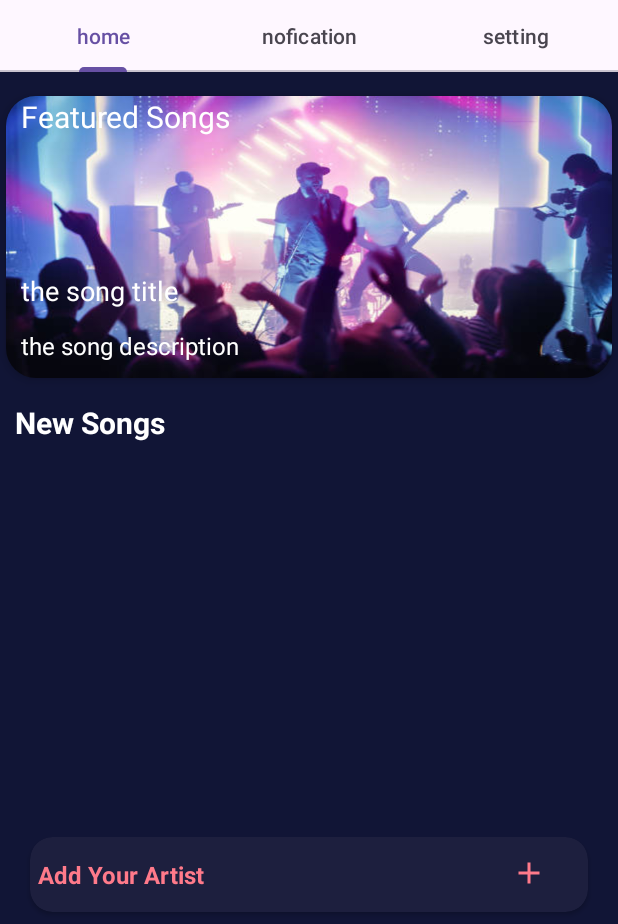
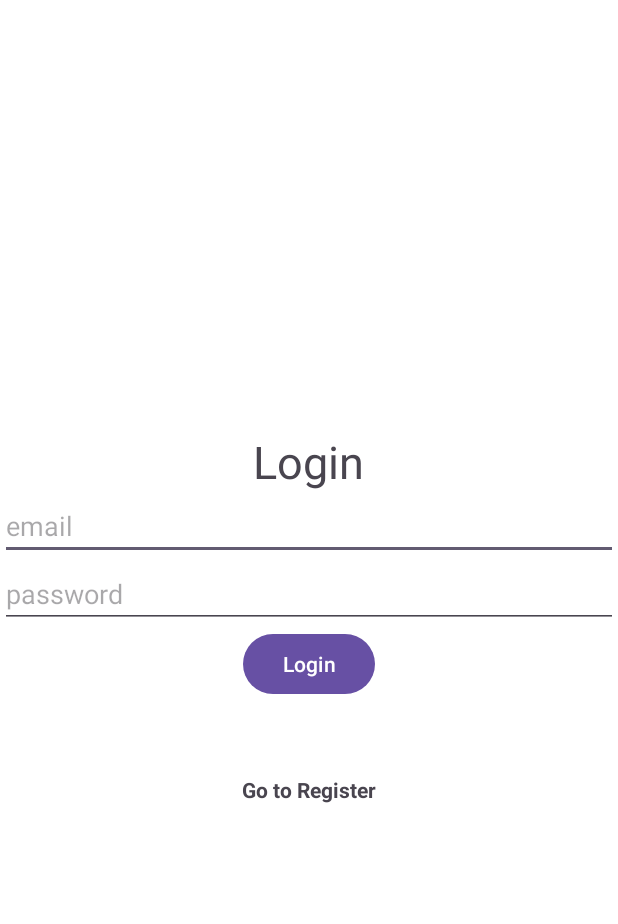
Before and after one commit to Ajay-kannan/Music_Player_App, an Android app: the screen it shows after launch (MainActivity before the commit, Login after it), on a phone screen of 412 x 824 dp. Shown: the top 924 px of the screen. Run offline under Robolectric (Android 15) with nearby library versions, the light colour scheme and no system bars; our stand-ins replace Firebase (no records; nobody signed in at launch, a user with empty details on screens opened directly).

Commit message:
update some UI commit

```diff
--- a/app/build.gradle
+++ b/app/build.gradle
@@ -37,7 +37,7 @@ dependencies {
     implementation 'com.google.firebase:firebase-database:20.2.2'
     implementation 'com.google.firebase:firebase-storage:20.2.1'
     implementation 'com.google.firebase:firebase-firestore:24.6.1'
-    implementation 'com.google.firebase:firebase-auth:21.1.0'
+    implementation 'com.google.firebase:firebase-auth:22.0.0'
     testImplementation 'junit:junit:4.13.2'
     androidTestImplementation 'androidx.test.ext:junit:1.1.5'
     androidTestImplementation 'androidx.test.espresso:espresso-core:3.5.1'
--- /dev/null
+++ b/app/src/main/java/com/example/myapplicationdemo/Login.java
@@ -0,0 +1,89 @@
+package com.example.myapplicationdemo;
+
+import androidx.appcompat.app.AppCompatActivity;
+
+import android.content.Intent;
+import android.os.Bundle;
+import android.text.TextUtils;
+import android.widget.Button;
+import android.widget.TextView;
+import android.widget.Toast;
+
+import com.google.android.material.textfield.TextInputEditText;
+import com.google.firebase.auth.FirebaseAuth;
+import com.google.firebase.auth.FirebaseUser;
+
+public class Login extends AppCompatActivity {
+
+    TextInputEditText email,password;
+    Button btn_login;
+    FirebaseAuth mAuth;
+    TextView btn_next_register;
+
+    @Override
+    public void onStart() {
+        super.onStart();
+        // Check if user is signed in (non-null) and update UI accordingly.
+        FirebaseUser currentUser = mAuth.getCurrentUser();
+        if(currentUser != null){
+            Intent intent = new Intent(getApplicationContext() , MainActivity.class);
+            startActivity(intent);
+            finish();
+        }
+    }
+
+    @Override
+    protected void onCreate(Bundle savedInstanceState) {
+        super.onCreate(savedInstanceState);
+        setContentView(R.layout.activity_login);
+
+        email = (TextInputEditText) findViewById(R.id.email);
+        password = (TextInputEditText) findViewById(R.id.password);
+        btn_login = (Button) findViewById(R.id.btn_login);
+
+        mAuth = FirebaseAuth.getInstance();
+
+        btn_next_register = (TextView) findViewById(R.id.nextRegister);
+
+        btn_next_register.setOnClickListener(v -> {
+            Intent intent = new Intent(getApplicationContext(), Register.class);
+            startActivity(intent);
+        });
+
+        btn_login.setOnClickListener(v -> {
+            String email_text, password_text ;
+            email_text = email.getText().toString();
+            password_text = password.getText().toString();
+
+            if(TextUtils.isEmpty(email_text))
+            {
+                Toast.makeText(getApplicationContext(),"Enter the email", Toast.LENGTH_LONG).show();
+                return;
+            }
+            if(TextUtils.isEmpty(password_text))
+            {
+                Toast.makeText(getApplicationContext(),"Enter the email", Toast.LENGTH_LONG).show();
+                return;
+            }
+
+            mAuth.signInWithEmailAndPassword(email_text, password_text)
+                    .addOnCompleteListener(task -> {
+                        if (task.isSuccessful()) {
+                            // Sign in success, update UI with the signed-in user's information
+                            Toast.makeText(getApplicationContext() , "Login successfully ", Toast.LENGTH_LONG).show();
+
+                            Intent intent = new Intent(getApplicationContext() , MainActivity.class);
+                            startActivity(intent);
+                            finish();
+
+                        } else {
+                            // If sign in fails, display a message to the user.
+
+                            Toast.makeText(Login.this, "Authentication failed.",
+                                    Toast.LENGTH_SHORT).show();
+                        }
+                    });
+        });
+
+    }
+}
--- a/app/src/main/java/com/example/myapplicationdemo/fragments/HomeFragment.java
+++ b/app/src/main/java/com/example/myapplicationdemo/fragments/HomeFragment.java
@@ -54,7 +54,7 @@ public class HomeFragment extends Fragment {
         cardView = view.findViewById(R.id.cardView);
         cardView.setBackgroundResource(R.drawable.music_band);
         recyclerView = view.findViewById(R.id.recycle_view_main);
-        recyclerView.setLayoutManager(new GridLayoutManager(getContext(), 3));
+        recyclerView.setLayoutManager(new GridLayoutManager(getContext(), 2));
         progressDialog = new ProgressDialog(getContext());
         list = new ArrayList<>();
         progressDialog.setMessage("please wait...");
--- /dev/null
+++ b/app/src/main/res/layout/activity_login.xml
@@ -0,0 +1,47 @@
+<?xml version="1.0" encoding="utf-8"?>
+<LinearLayout xmlns:android="http://schemas.android.com/apk/res/android"
+    xmlns:app="http://schemas.android.com/apk/res-auto"
+    xmlns:tools="http://schemas.android.com/tools"
+    android:layout_width="match_parent"
+    android:layout_height="match_parent"
+    tools:context=".Login"
+    android:orientation="vertical"
+    android:gravity="center"
+    android:background="@color/white"
+    >
+
+    <TextView
+        android:layout_width="wrap_content"
+        android:layout_height="wrap_content"
+        android:text="@string/login"
+        android:textSize="30sp"
+        />
+    <com.google.android.material.textfield.TextInputEditText
+        android:layout_width="match_parent"
+        android:layout_height="wrap_content"
+        android:id="@+id/email"
+        android:hint="@string/email"
+        />
+    <com.google.android.material.textfield.TextInputEditText
+        android:layout_width="match_parent"
+        android:layout_height="wrap_content"
+        android:id="@+id/password"
+        android:hint="@string/password"
+        />
+
+    <Button
+        android:id="@+id/btn_login"
+        android:layout_width="wrap_content"
+        android:layout_height="wrap_content"
+        android:text="@string/login"
+        />
+
+    <TextView
+        android:id="@+id/nextRegister"
+        android:layout_marginTop="50dp"
+        android:layout_width="wrap_content"
+        android:layout_height="wrap_content"
+        android:text="Go to Register"
+        android:textStyle="bold"
+        />
+</LinearLayout>
--- a/app/src/main/res/layout/fragment_home.xml
+++ b/app/src/main/res/layout/fragment_home.xml
@@ -71,7 +71,7 @@
     <TextView
         android:layout_width="match_parent"
         android:layout_height="40dp"
-        android:text="New Songs"
+        android:text="Playlists"
         android:textColor="@color/white"
         android:textStyle="bold"
         android:textSize="20dp"
@@ -82,7 +82,7 @@
     <androidx.recyclerview.widget.RecyclerView
         android:id="@+id/recycle_view_main"
         android:layout_width="match_parent"
-        android:layout_height="250dp" />
+        android:layout_height="330dp" />
 
     <LinearLayout
         android:layout_width="match_parent"
@@ -121,11 +121,7 @@
 
         </androidx.cardview.widget.CardView>
 
-        <androidx.recyclerview.widget.RecyclerView
-            android:layout_width="match_parent"
-            android:layout_height="200dp"
-            android:id="@+id/recycle_fav_artist"
-            />
+
     </LinearLayout>
 
 </LinearLayout>
--- a/app/src/main/res/layout/fragment_setting.xml
+++ b/app/src/main/res/layout/fragment_setting.xml
@@ -31,7 +31,7 @@
                android:layout_height="100dp"
                android:src="@drawable/music_band"
                android:scaleType="centerCrop"
-               android:background="@color/white"
+               android:background="#1d1f3e"
                />
 
        </androidx.cardview.widget.CardView>
@@ -77,6 +77,7 @@
 
 
             <ImageButton
+                android:clickable="true"
                 android:layout_width="wrap_content"
                 android:layout_height="wrap_content"
                 android:layout_gravity="end"
@@ -158,6 +159,8 @@
         </androidx.cardview.widget.CardView>
 
         <androidx.cardview.widget.CardView
+            android:id="@+id/log_out"
+            android:clickable="true"
             android:layout_width="match_parent"
             android:layout_height="50dp"
             android:layout_marginLeft="20dp"
--- a/app/src/main/res/values/strings.xml
+++ b/app/src/main/res/values/strings.xml
@@ -2,4 +2,8 @@
     <string name="app_name">My Applicationdemo</string>
     <!-- TODO: Remove or change this placeholder text -->
     <string name="hello_blank_fragment">Hello notification fragment</string>
+    <string name="email">email</string>
+    <string name="password">password</string>
+    <string name="login">Login</string>
+    <string name="register">Register</string>
 </resources>
```
Also changed, not shown: app/src/main/AndroidManifest.xml (+7 -1 lines), app/src/main/java/com/example/myapplicationdemo/EditUser.java (+21 -12 lines), app/src/main/java/com/example/myapplicationdemo/Register.java (added, +79 -0 lines), app/src/main/java/com/example/myapplicationdemo/fragments/SettingFragment.java (+23 -7 lines), app/src/main/java/com/example/myapplicationdemo/model/DataClassEdit.java (+10 -0 lines), app/src/main/res/layout/activity_register.xml (added, +48 -0 lines), app/src/main/res/layout/musix_card_resource.xml (+10 -9 lines).
